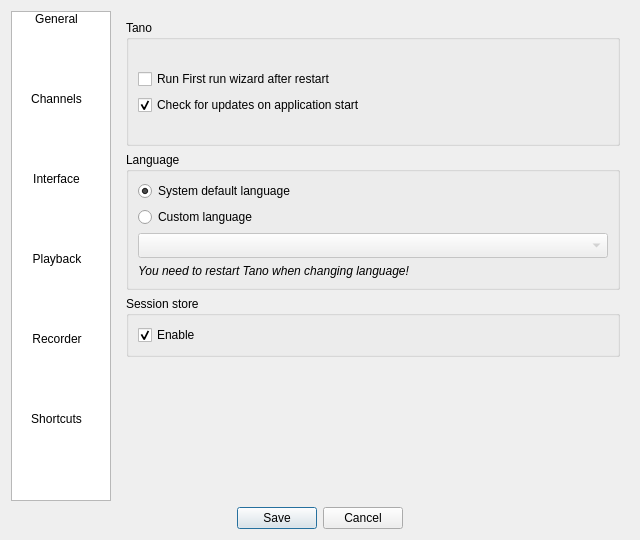
First picture: the form in src/ui/EditSettings.ui, repository ntadej/tano, before the edit.
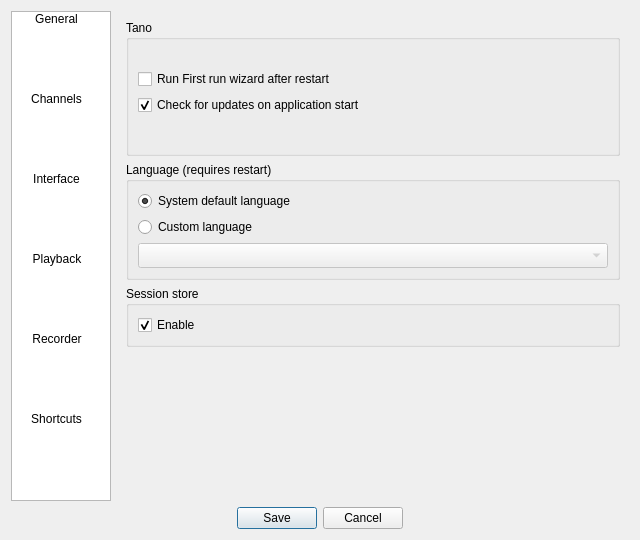
Second picture: the form after the edit. Icons and pictures are not drawn. Custom widgets are drawn as their Qt base class.

Commit message: Settings update, QVlc updates

Patch:
```diff
--- a/src/ui/EditSettings.ui
+++ b/src/ui/EditSettings.ui
@@ -90,7 +90,7 @@
        <item>
         <widget class="QGroupBox" name="langBox">
          <property name="title">
-          <string>Language</string>
+          <string>Language (requires restart)</string>
          </property>
          <layout class="QVBoxLayout">
           <item>
@@ -123,13 +123,6 @@
             </property>
            </widget>
           </item>
-          <item>
-           <widget class="QLabel" name="labelLanguage">
-            <property name="text">
-             <string>&lt;i&gt;You need to restart Tano when changing language!&lt;/i&gt;</string>
-            </property>
-           </widget>
-          </item>
          </layout>
         </widget>
        </item>
```
Left out of the diff: 4 changed lines with no effect on the pictures. The commit also changes 23 other files.
